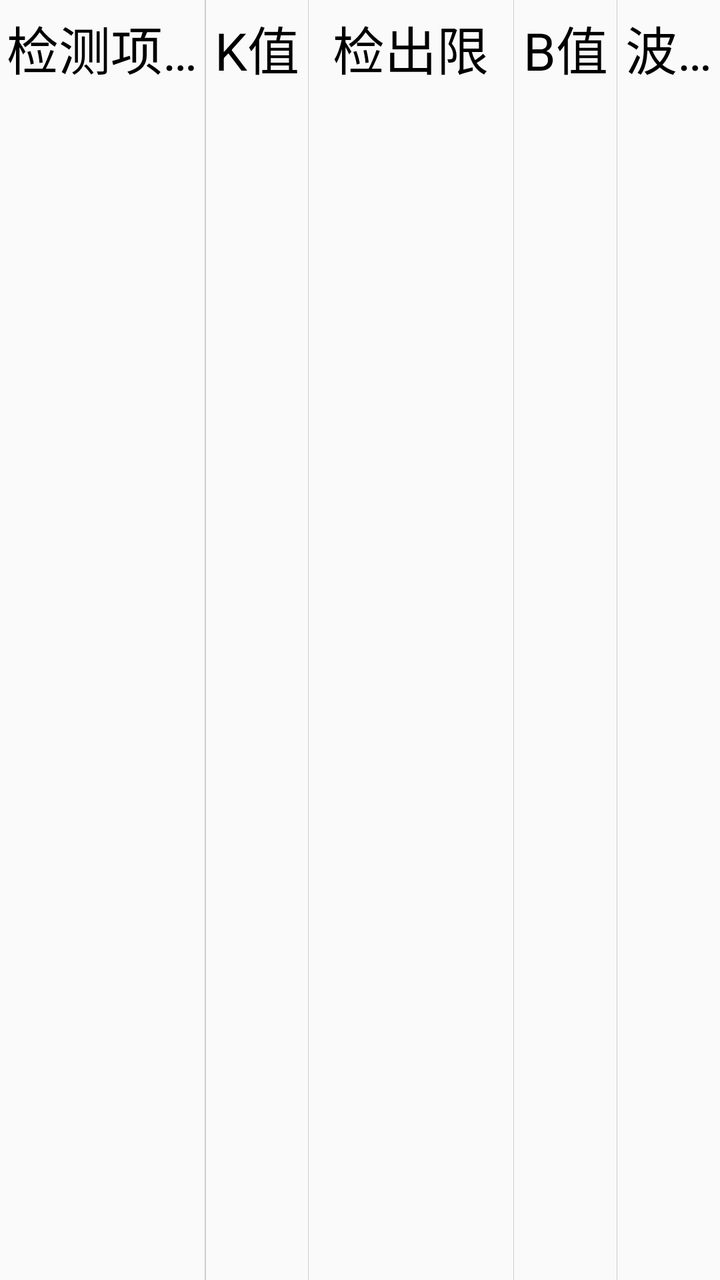
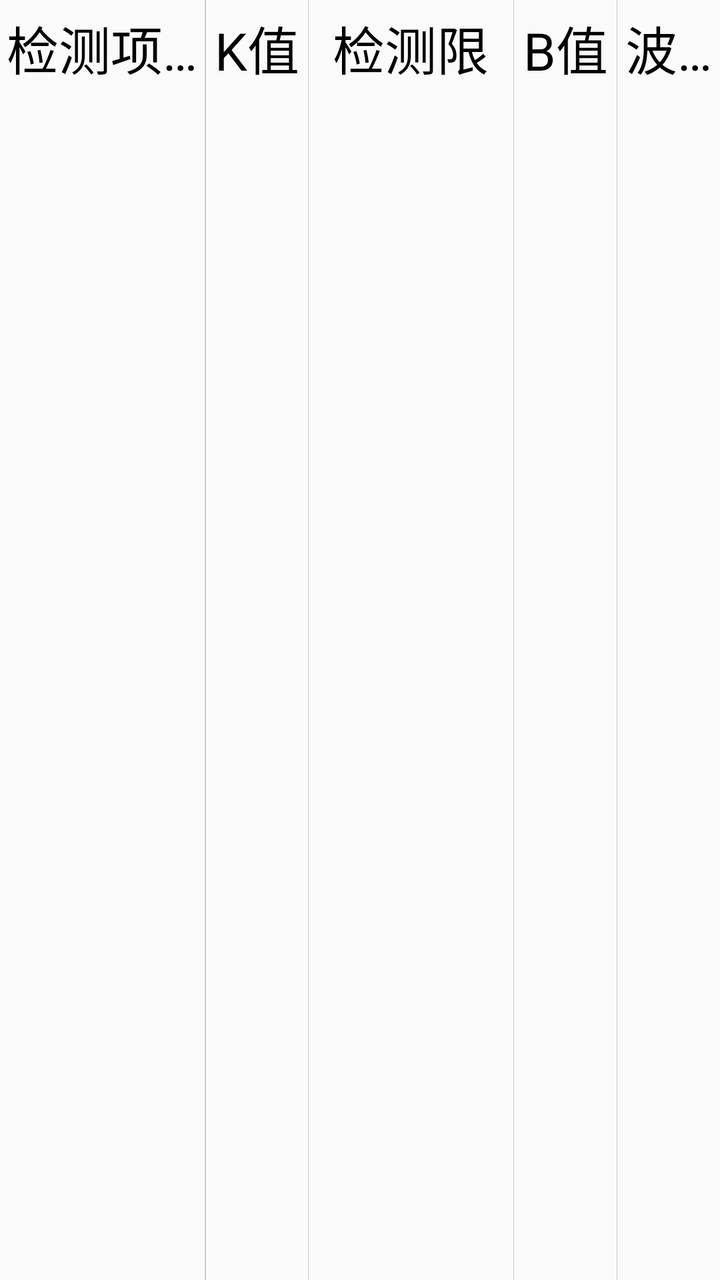

Compare the two renders of this Android layout. The source of the first and the diff that turns it into the second are given below.
<!-- AndroidManifest.xml: application theme AppTheme -->
<!-- res/layout/item_project.xml -->
<?xml version="1.0" encoding="utf-8"?>
<LinearLayout xmlns:android="http://schemas.android.com/apk/res/android"
    android:layout_width="match_parent"
    android:id="@+id/ll"
    android:layout_height="wrap_content"
    android:orientation="horizontal">

    <TextView
        android:id="@+id/tv_project"
        style="@style/TextViewProjectItem"
        android:text="检测项目"
        android:layout_weight="1"
        android:layout_width="0dp" />

    <include layout="@layout/v_spliter"/>

    <TextView
        android:id="@+id/tv_card_xlz"
        style="@style/TextViewProjectItem"
        android:text="限量标准"
        android:visibility="gone"
        android:layout_weight="1"
        android:layout_width="0dp" />

    <include layout="@layout/v_spliter"/>
    <TextView
        android:id="@+id/tv_checker"
        style="@style/TextViewProjectItem"
        android:text="K值"
        android:layout_weight="0.5"
        android:layout_width="0dp" />

    <include layout="@layout/v_spliter"/>
    <TextView
        android:id="@+id/tv_jcx"
        style="@style/TextViewProjectItem"
        android:text="检出限"
        android:layout_weight="1"
        android:layout_width="0dp" />

    <include layout="@layout/v_spliter"/>
    <TextView
        android:id="@+id/tv_standard"
        style="@style/TextViewProjectItem"
        android:text="B值"
        android:layout_weight="0.5"
        android:layout_width="0dp" />

    <include layout="@layout/v_spliter"/>
    <TextView
        android:id="@+id/tv_bochang"
        style="@style/TextViewProjectItem"
        android:text="波长"
        android:layout_weight="0.5"
        android:layout_width="0dp" />
</LinearLayout>
<!-- res/layout/v_spliter.xml (included above) -->
<?xml version="1.0" encoding="utf-8"?>
<LinearLayout xmlns:android="http://schemas.android.com/apk/res/android"
    android:layout_width="1px"
    android:layout_height="match_parent"
    android:orientation="vertical">

    <View
        android:background="#cccccc"
        android:layout_width="match_parent"
        android:layout_height="match_parent"/>
</LinearLayout>
<!-- resources referenced by this layout -->
<resources>
  <style name="TextViewProjectItem">
          <item name="android:textSize">26sp</item>
          <item name="android:textColor">@android:color/black</item>
          <item name="android:paddingTop">5dp</item>
          <item name="android:paddingBottom">5dp</item>
          <item name="android:layout_height">wrap_content</item>
          <item name="android:gravity">center</item>
          <item name="android:layout_width">0dp</item>
          <item name="android:singleLine">true</item>
      </style>
  <style name="AppTheme" parent="Theme.AppCompat.Light.DarkActionBar">
          
          <item name="android:windowNoTitle">true</item>
          <item name="android:windowFullscreen">true</item>
      </style>
</resources>

<!-- the commit's change to res/layout/item_project.xml (unified diff, before → after) -->
@@ -17,7 +17,7 @@
     <TextView
         android:id="@+id/tv_card_xlz"
         style="@style/TextViewProjectItem"
-        android:text="限量标准"
+        android:text="检测限"
         android:visibility="gone"
         android:layout_weight="1"
         android:layout_width="0dp" />
@@ -34,7 +34,7 @@
     <TextView
         android:id="@+id/tv_jcx"
         style="@style/TextViewProjectItem"
-        android:text="检出限"
+        android:text="检测限"
         android:layout_weight="1"
         android:layout_width="0dp" />
 
